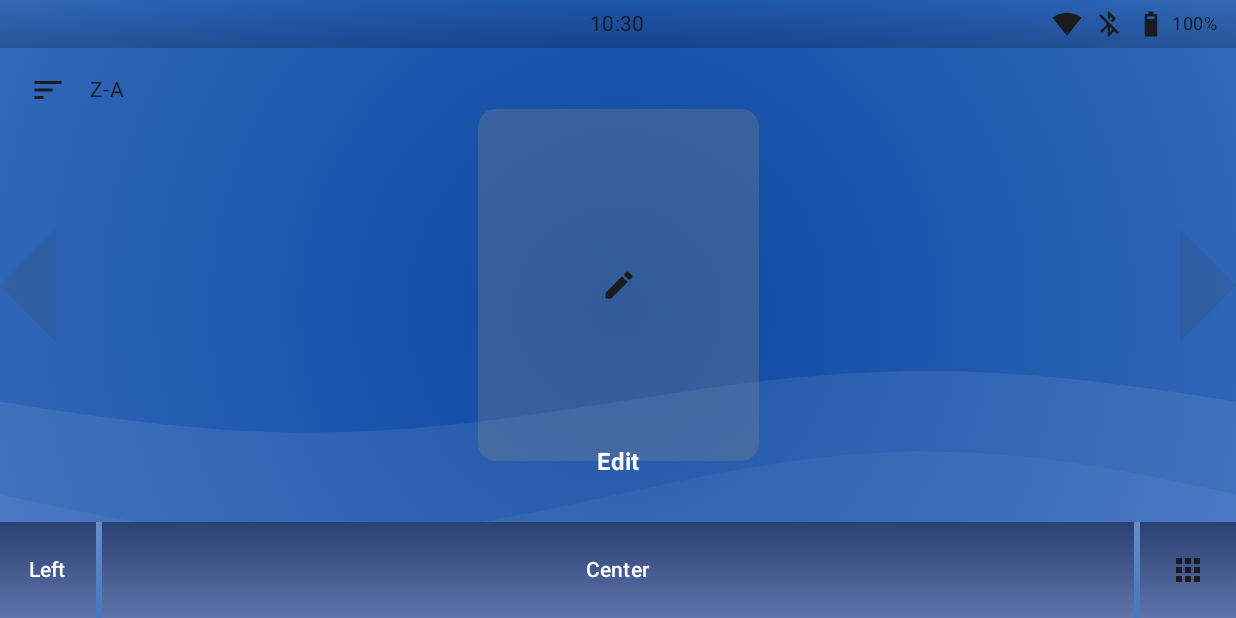
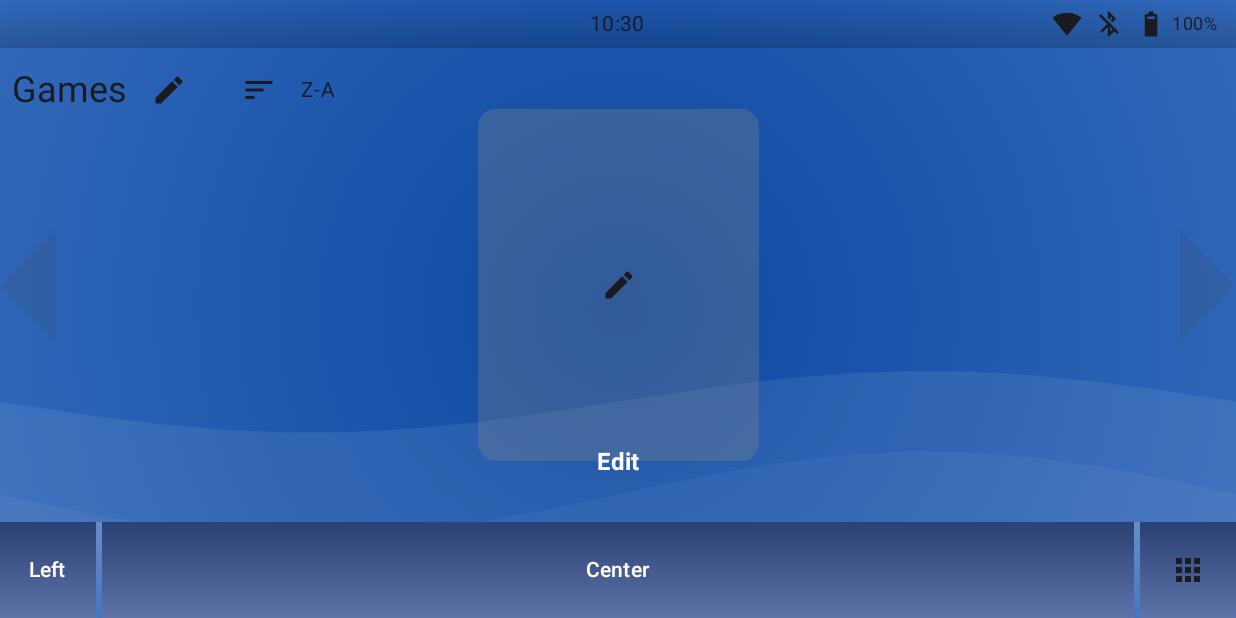
Before and after one commit to RetroBreeze/ribbon-launcher, an Android app built with Jetpack Compose: the screen it shows after launch (MainActivity), after a tap on "Sort", on a phone screen of 824 x 412 dp (held sideways). Run offline under Robolectric (Android 15) with nearby library versions, the phone set to English and light mode, and no system bars; pictures from the network do not load; 2 other taps on this screen came first.

Commit message:
Add editable ribbon title

```diff
--- a/app/src/main/java/com/retrobreeze/ribbonlauncher/LauncherViewModel.kt
+++ b/app/src/main/java/com/retrobreeze/ribbonlauncher/LauncherViewModel.kt
@@ -17,6 +17,7 @@ class LauncherViewModel(app: Application) : AndroidViewModel(app) {
         private const val KEY_LAST_PLAYED_PREFIX = "lp_"
         private const val KEY_SELECTED_GAME = "selected_game"
         private const val KEY_ENABLED_PACKAGES = "enabled_packages"
+        private const val KEY_RIBBON_TITLE = "ribbon_title"
     }
 
     private val prefs = app.getSharedPreferences(PREFS_NAME, Context.MODE_PRIVATE)
@@ -40,6 +41,9 @@ class LauncherViewModel(app: Application) : AndroidViewModel(app) {
     var selectedGamePackage by mutableStateOf<String?>(null)
         private set
 
+    var ribbonTitle by mutableStateOf("Games")
+        private set
+
     init {
         loadPreferences()
         loadInstalledGames()
@@ -52,6 +56,8 @@ class LauncherViewModel(app: Application) : AndroidViewModel(app) {
         } catch (_: IllegalArgumentException) {
             SortMode.AZ
         }
+
+        ribbonTitle = prefs.getString(KEY_RIBBON_TITLE, "Games") ?: "Games"
 
         selectedGamePackage = prefs.getString(KEY_SELECTED_GAME, null)
 
@@ -160,6 +166,11 @@ class LauncherViewModel(app: Application) : AndroidViewModel(app) {
         prefs.edit().putLong(KEY_LAST_PLAYED_PREFIX + game.packageName, now).apply()
     }
 
+    fun updateRibbonTitle(title: String) {
+        ribbonTitle = title
+        prefs.edit().putString(KEY_RIBBON_TITLE, title).apply()
+    }
+
     fun refreshSort() {
         sortGames()
     }
--- a/app/src/main/java/com/retrobreeze/ribbonlauncher/MainActivity.kt
+++ b/app/src/main/java/com/retrobreeze/ribbonlauncher/MainActivity.kt
@@ -25,6 +25,7 @@ import androidx.lifecycle.viewmodel.compose.viewModel
 import androidx.compose.foundation.pager.rememberPagerState
 import com.retrobreeze.ribbonlauncher.GameCarousel
 import com.retrobreeze.ribbonlauncher.SortButton
+import com.retrobreeze.ribbonlauncher.RibbonTitle
 import com.retrobreeze.ribbonlauncher.StatusTopBar
 import com.retrobreeze.ribbonlauncher.NavigationBottomBar
 import com.retrobreeze.ribbonlauncher.EditAppsDialog
@@ -111,15 +112,22 @@ fun LauncherScreen(viewModel: LauncherViewModel = viewModel()) {
                 onConfirm = { packages -> viewModel.updateEnabledPackages(packages) },
                 onDismiss = { showEditDialog = false }
             )
-            SortButton(
-                sortMode = sortMode,
-                onClick = {
-                    viewModel.cycleSortMode()
-                },
+            Row(
                 modifier = Modifier
                     .align(Alignment.TopStart)
-                    .padding(start = 8.dp, top = 36.dp)
-            )
+                    .padding(start = 8.dp, top = 36.dp),
+                verticalAlignment = Alignment.CenterVertically
+            ) {
+                RibbonTitle(
+                    title = viewModel.ribbonTitle,
+                    onTitleChange = { viewModel.updateRibbonTitle(it) }
+                )
+                Spacer(Modifier.width(12.dp))
+                SortButton(
+                    sortMode = sortMode,
+                    onClick = { viewModel.cycleSortMode() }
+                )
+            }
             StatusTopBar(modifier = Modifier.align(Alignment.TopCenter))
             NavigationBottomBar(
                 modifier = Modifier.align(Alignment.BottomCenter),
--- /dev/null
+++ b/app/src/main/java/com/retrobreeze/ribbonlauncher/RibbonTitle.kt
@@ -0,0 +1,64 @@
+package com.retrobreeze.ribbonlauncher
+
+import androidx.compose.foundation.layout.Row
+import androidx.compose.foundation.layout.Spacer
+import androidx.compose.foundation.layout.heightIn
+import androidx.compose.foundation.layout.width
+import androidx.compose.foundation.text.BasicTextField
+import androidx.compose.material.icons.Icons
+import androidx.compose.material.icons.filled.Check
+import androidx.compose.material.icons.filled.Edit
+import androidx.compose.material3.Icon
+import androidx.compose.material3.IconButton
+import androidx.compose.material3.MaterialTheme
+import androidx.compose.material3.Text
+import androidx.compose.runtime.*
+import androidx.compose.ui.Alignment
+import androidx.compose.ui.Modifier
+import androidx.compose.ui.focus.onFocusChanged
+import androidx.compose.ui.text.input.TextFieldValue
+import androidx.compose.ui.unit.dp
+
+@Composable
+fun RibbonTitle(
+    title: String,
+    onTitleChange: (String) -> Unit,
+    modifier: Modifier = Modifier
+) {
+    var editing by remember { mutableStateOf(false) }
+    var localTitle by remember { mutableStateOf(TextFieldValue(title)) }
+
+    LaunchedEffect(title) {
+        if (!editing) {
+            localTitle = TextFieldValue(title)
+        }
+    }
+
+    Row(modifier = modifier, verticalAlignment = Alignment.CenterVertically) {
+        if (editing) {
+            BasicTextField(
+                value = localTitle,
+                onValueChange = { localTitle = it },
+                textStyle = MaterialTheme.typography.headlineSmall.copy(color = MaterialTheme.colorScheme.onBackground),
+                singleLine = true,
+                modifier = Modifier
+                    .heightIn(min = 32.dp)
+                    .onFocusChanged { if (!it.isFocused) { editing = false; onTitleChange(localTitle.text) } }
+            )
+            Spacer(Modifier.width(4.dp))
+            IconButton(onClick = { editing = false; onTitleChange(localTitle.text) }) {
+                Icon(imageVector = Icons.Default.Check, contentDescription = "Done")
+            }
+        } else {
+            Text(
+                text = title,
+                style = MaterialTheme.typography.headlineSmall,
+                color = MaterialTheme.colorScheme.onBackground
+            )
+            Spacer(Modifier.width(4.dp))
+            IconButton(onClick = { editing = true }) {
+                Icon(imageVector = Icons.Default.Edit, contentDescription = "Edit")
+            }
+        }
+    }
+}
```
